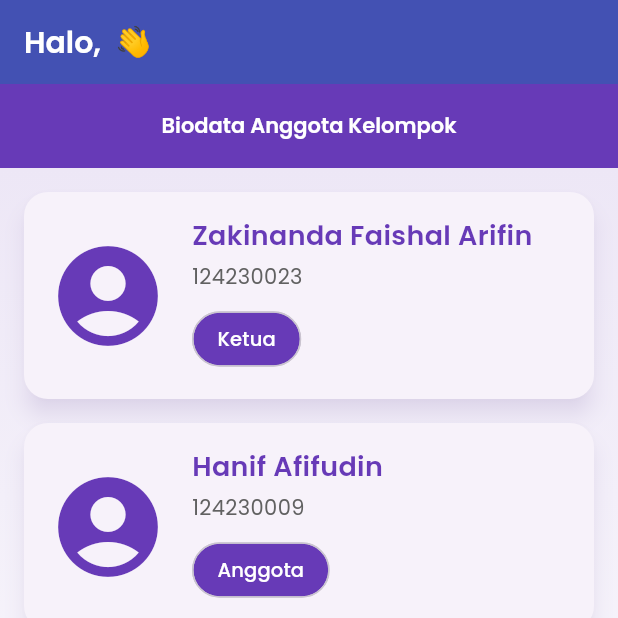
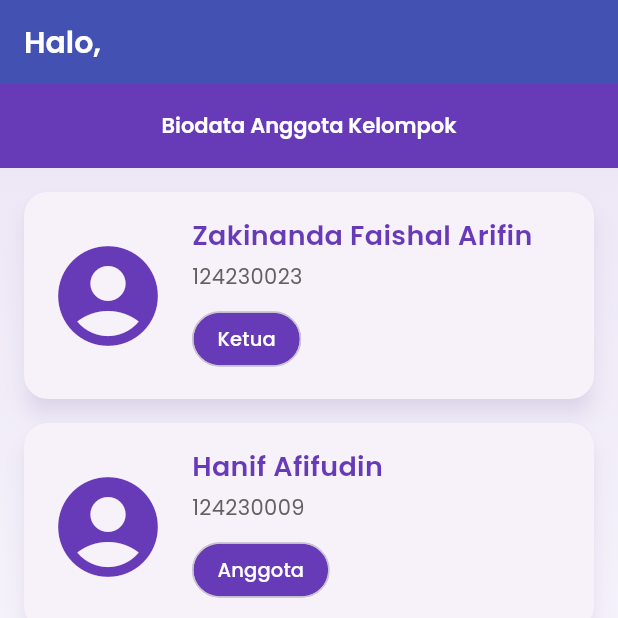
Before and after one commit to Fendyra/math_app, a Flutter app: the HomePage screen opened directly with empty values, on a phone screen of 412 x 824 dp, the top half of it. Run offline on Flutter 3.47's test engine with Material 3 defaults, Android fonts, the phone set to English and light mode, and no system bars; our stand-ins replace google_fonts.

Commit message:
Update UI

```diff
--- a/lib/home_page.dart
+++ b/lib/home_page.dart
@@ -28,7 +28,7 @@ class _HomePageState extends State<HomePage> {
       backgroundColor: Colors.grey[100],
       appBar: AppBar(
         title: Text(
-          "Halo, ${widget.username} 👋",
+          "Halo, ${widget.username}",
           style: TextStyle(
             fontFamily: 'Poppins',
             fontWeight: FontWeight.w600,
```
